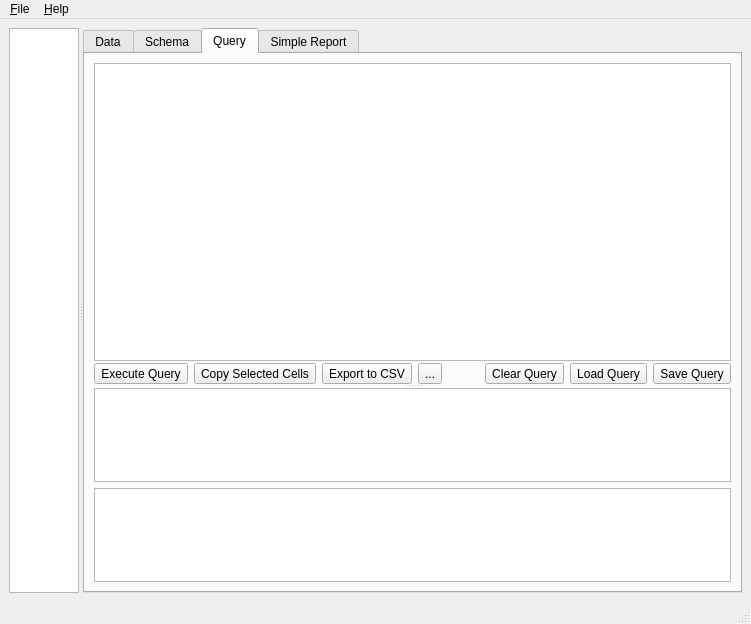
khomchenkovaa/QtSqlView, file MainWindow.ui: the form before one commit.
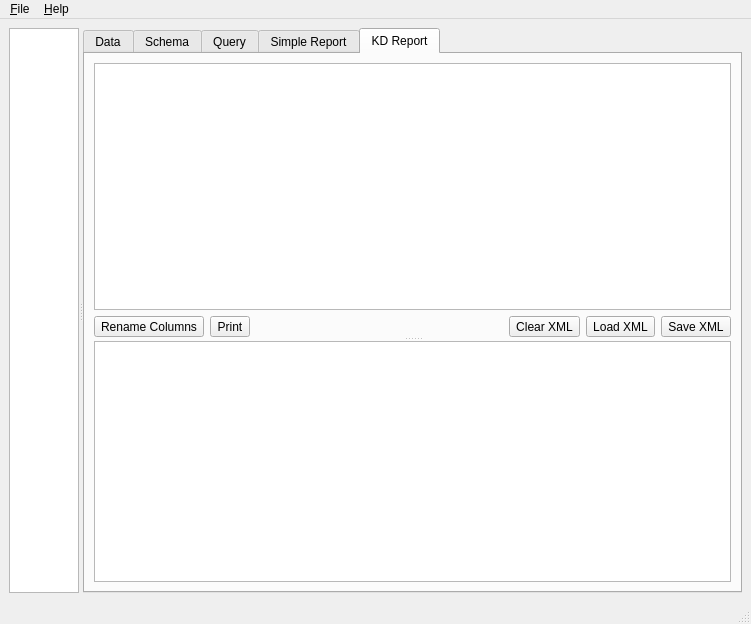
The form after the commit. Icons and pictures are not drawn.

Commit message: [ADD] KD Reports tab with xml report description

The edit to the form file:
```diff
--- a/MainWindow.ui
+++ b/MainWindow.ui
@@ -18,22 +18,7 @@
     <normaloff>:/img/table.png</normaloff>:/img/table.png</iconset>
   </property>
   <widget class="QWidget" name="centralwidget">
-   <layout class="QVBoxLayout" name="verticalLayout_2">
-    <property name="spacing">
-     <number>6</number>
-    </property>
-    <property name="leftMargin">
-     <number>9</number>
-    </property>
-    <property name="topMargin">
-     <number>9</number>
-    </property>
-    <property name="rightMargin">
-     <number>9</number>
-    </property>
-    <property name="bottomMargin">
-     <number>9</number>
-    </property>
+   <layout class="QVBoxLayout" name="verticalLayout_3">
     <item>
      <widget class="QSplitter" name="splitter">
       <property name="orientation">
@@ -55,7 +40,7 @@
         </sizepolicy>
        </property>
        <property name="currentIndex">
-        <number>2</number>
+        <number>4</number>
        </property>
        <widget class="QWidget" name="tabData">
         <attribute name="icon">
@@ -628,6 +613,107 @@
          </item>
         </layout>
        </widget>
+       <widget class="QWidget" name="tabKdReport">
+        <attribute name="icon">
+         <iconset theme="document-print"/>
+        </attribute>
+        <attribute name="title">
+         <string>KD Report</string>
+        </attribute>
+        <layout class="QHBoxLayout" name="horizontalLayout_4">
+         <item>
+          <widget class="QSplitter" name="splitter_4">
+           <property name="orientation">
+            <enum>Qt::Vertical</enum>
+           </property>
+           <widget class="QWidget" name="">
+            <layout class="QVBoxLayout" name="verticalLayout_2">
+             <item>
+              <widget class="QTextEdit" name="editXml"/>
+             </item>
+             <item>
+              <layout class="QHBoxLayout" name="horizontalLayout_3">
+               <item>
+                <widget class="QToolButton" name="setKdHeadersButton">
+                 <property name="text">
+                  <string>Rename Columns</string>
+                 </property>
+                 <property name="icon">
+                  <iconset theme="insert-text"/>
+                 </property>
+                </widget>
+               </item>
+               <item>
+                <widget class="QToolButton" name="printKdReportButton">
+                 <property name="text">
+                  <string>Print</string>
+                 </property>
+                 <property name="icon">
+                  <iconset theme="printer"/>
+                 </property>
+                </widget>
+               </item>
+               <item>
+                <spacer name="horizontalSpacer_2">
+                 <property name="orientation">
+                  <enum>Qt::Horizontal</enum>
+                 </property>
+                 <property name="sizeHint" stdset="0">
+                  <size>
+                   <width>40</width>
+                   <height>20</height>
+                  </size>
+                 </property>
+                </spacer>
+               </item>
+               <item>
+                <widget class="QToolButton" name="clearXmlButton">
+                 <property name="toolTip">
+                  <string>Clear Report description</string>
+                 </property>
+                 <property name="text">
+                  <string>Clear XML</string>
+                 </property>
+                 <property name="icon">
+                  <iconset theme="edit-clear"/>
+                 </property>
+                </widget>
+               </item>
+               <item>
+                <widget class="QToolButton" name="loadXmlButton">
+                 <property name="toolTip">
+                  <string>Load Report description</string>
+                 </property>
+                 <property name="text">
+                  <string>Load XML</string>
+                 </property>
+                 <property name="icon">
+                  <iconset theme="document-open"/>
+                 </property>
+                </widget>
+               </item>
+               <item>
+                <widget class="QToolButton" name="saveXmlButton">
+                 <property name="toolTip">
+                  <string>Save Report description</string>
+                 </property>
+                 <property name="text">
+                  <string>Save XML</string>
+                 </property>
+                 <property name="icon">
+                  <iconset theme="document-save"/>
+                 </property>
+                </widget>
+               </item>
+              </layout>
+             </item>
+            </layout>
+           </widget>
+           <widget class="QTableView" name="queryKdTable"/>
+          </widget>
+         </item>
+        </layout>
+       </widget>
       </widget>
      </widget>
     </item>
```
Left out of the diff: 11 changed lines with no effect on the pictures. The commit also changes 5 other files.
